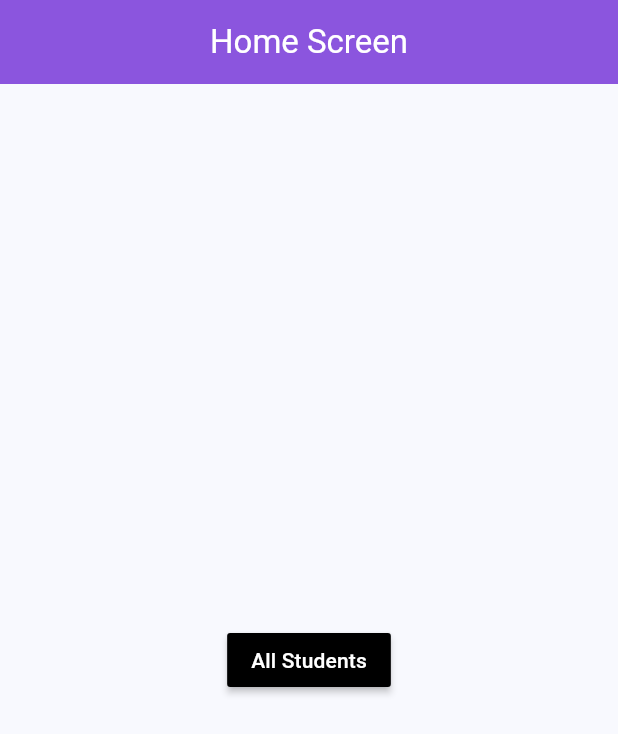
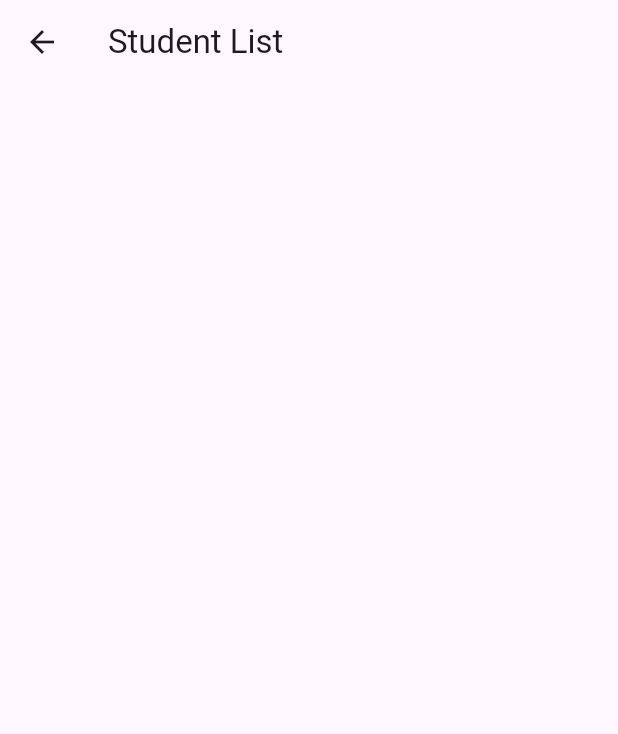
Before and after one commit to hkchandora/vernost, a Flutter app: the screen it shows after launch, after a tap on "All Students", on a phone screen of 412 x 824 dp. Shown: the top 734 px of the screen. Run offline on Flutter 3.47's test engine with Material 3 defaults, Android fonts, the phone set to English and light mode, and no system bars.

Commit message:
CR:Himanshu added rounts in main screen

```diff
--- a/lib/home/home_screen.dart
+++ b/lib/home/home_screen.dart
@@ -13,7 +13,7 @@ class HomeScreen extends StatelessWidget {
       backgroundColor: colorBg,
       body: Center(
         child: MaterialButton(
-          onPressed: (){},
+          onPressed: () => Navigator.of(context).pushNamed('/students'),
           color: colorBlack,
           elevation: 2,
           child: const Text(Strings.allStudents,
--- a/lib/main.dart
+++ b/lib/main.dart
@@ -1,5 +1,6 @@
 import 'package:flutter/material.dart';
 import 'package:vernost/home/home_screen.dart';
+import 'package:vernost/students/all_students_screen.dart';
 
 void main() {
   runApp(const MyApp());
@@ -11,12 +12,17 @@
   @override
   Widget build(BuildContext context) {
     return MaterialApp(
-      title: 'Flutter Demo',
+      title: 'Flutter App',
+      initialRoute: '/',
+      routes: {
+        '/' : (context) => const HomeScreen(),
+        '/students': (context) => const AllStudentsScreen(),
+      },
       theme: ThemeData(
-        colorScheme: ColorScheme.fromSeed(seedColor: Colors.deepPurple),
-        useMaterial3: true,
+          primarySwatch: Colors.blue,
+          brightness: Brightness.light
       ),
-      home: const HomeScreen(),
+      debugShowCheckedModeBanner: false,
     );
   }
 }
--- /dev/null
+++ b/lib/students/all_students_screen.dart
@@ -0,0 +1,20 @@
+import 'package:flutter/material.dart';
+
+class AllStudentsScreen extends StatefulWidget {
+  const AllStudentsScreen({Key? key}) : super(key: key);
+
+  @override
+  State<AllStudentsScreen> createState() => _AllStudentsScreenState();
+}
+
+class _AllStudentsScreenState extends State<AllStudentsScreen> {
+  @override
+  Widget build(BuildContext context) {
+    return Scaffold(
+      appBar: AppBar(
+        title: const Text("Student List"),
+      ),
+      body: Text(""),
+    );
+  }
+}
--- a/lib/students/student_screen_ui.dart
+++ /dev/null
@@ -1,20 +0,0 @@
-import 'package:flutter/material.dart';
-
-class StudentScreenUi extends StatefulWidget {
-  const StudentScreenUi({Key? key}) : super(key: key);
-
-  @override
-  State<StudentScreenUi> createState() => _StudentScreenUiState();
-}
-
-class _StudentScreenUiState extends State<StudentScreenUi> {
-  @override
-  Widget build(BuildContext context) {
-    return Scaffold(
-      appBar: AppBar(
-        title: const Text("Student List"),
-      ),
-      body: Text(""),
-    );
-  }
-}
```
